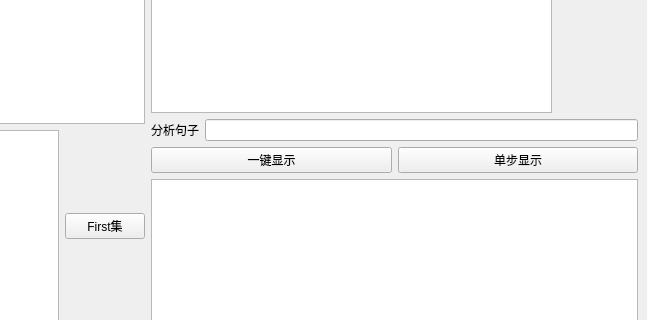
First picture: the form in LL1GUI.ui, repository world-XNB/Compiler, before the edit; both pictures show x 353 to 1000 and y 271 to 591 of the 1000 by 800 pixel window.
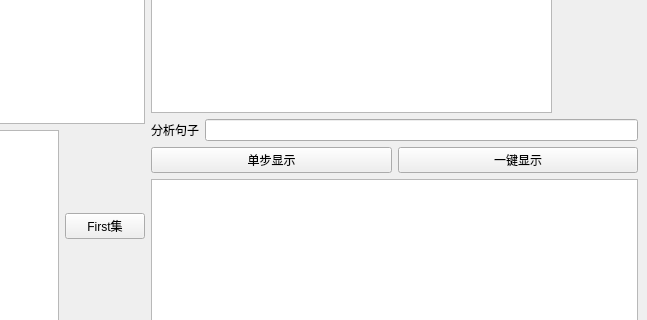
Second picture: the form after the edit.

```diff
--- a/LL1GUI.ui
+++ b/LL1GUI.ui
@@ -179,16 +179,16 @@
         <item>
          <layout class="QHBoxLayout" name="horizontalLayout_6">
           <item>
-           <widget class="QPushButton" name="pushButton_7">
+           <widget class="QPushButton" name="pushButton_8">
             <property name="text">
-             <string>一键显示</string>
+             <string>单步显示</string>
             </property>
            </widget>
           </item>
           <item>
-           <widget class="QPushButton" name="pushButton_8">
+           <widget class="QPushButton" name="pushButton_7">
             <property name="text">
-             <string>单步显示</string>
+             <string>一键显示</string>
             </property>
            </widget>
           </item>
```
